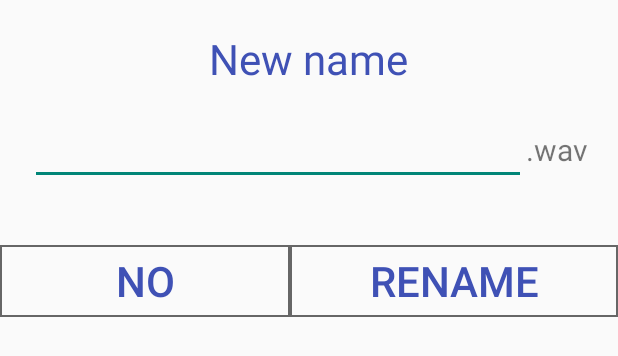
After one commit to sureshdraco/soundrecorder, an Android app: the layout dialog_rename_file.xml on its own in the app's theme, with its tools: preview values and no code run, on a phone screen of 412 x 824 dp. The commit adds this screen. Shown: the top 356 px of the screen. Run offline under Robolectric (Android 15) with nearby library versions, the phone set to English and light mode, and no system bars.

Commit message:
custom dialogs

```diff
--- /dev/null
+++ b/SoundRec/app/src/main/res/drawable/btn_bg.xml
@@ -0,0 +1,8 @@
+<?xml version="1.0" encoding="utf-8"?>
+<shape xmlns:android="http://schemas.android.com/apk/res/android"
+	   android:shape="rectangle">
+	<solid android:color="@android:color/transparent"/>
+	<stroke
+		android:width="1dip"
+		android:color="#666"/>
+</shape>
--- /dev/null
+++ b/SoundRec/app/src/main/res/layout/dialog_rename_file.xml
@@ -0,0 +1,66 @@
+<?xml version="1.0" encoding="utf-8"?>
+<LinearLayout xmlns:android="http://schemas.android.com/apk/res/android"
+			  android:layout_width="match_parent"
+			  android:layout_height="wrap_content"
+			  android:layout_centerHorizontal="true"
+			  android:orientation="vertical">
+
+	<TextView
+		android:id="@+id/title"
+		android:layout_width="wrap_content"
+		android:layout_height="wrap_content"
+		android:layout_gravity="center_horizontal"
+		android:layout_marginTop="20dp"
+		android:text="New name"
+		android:textColor="@color/colorPrimary"
+		android:textSize="28dp"/>
+
+	<LinearLayout
+		android:layout_width="match_parent"
+		android:layout_height="wrap_content"
+		android:orientation="horizontal"
+		android:padding="20dp">
+
+		<EditText
+			android:id="@+id/new_name"
+			android:layout_width="wrap_content"
+			android:layout_height="wrap_content"
+			android:layout_weight="1"/>
+
+		<TextView
+			android:id="@+id/textView"
+			android:layout_width="wrap_content"
+			android:layout_height="wrap_content"
+			android:text=".wav"
+			android:textSize="20dp"/>
+	</LinearLayout>
+
+	<LinearLayout
+		android:layout_width="match_parent"
+		android:layout_height="wrap_content"
+		android:layout_marginTop="20dp"
+		android:layout_weight="2"
+		android:orientation="horizontal">
+
+		<Button
+			android:id="@+id/noBtn"
+			android:layout_width="wrap_content"
+			android:layout_height="wrap_content"
+			android:layout_weight="1"
+			android:background="@drawable/btn_bg"
+			android:text="no"
+			android:textColor="@color/colorPrimary"
+			android:textSize="28dp"/>
+
+		<Button
+			android:id="@+id/renameBtn"
+			android:layout_width="wrap_content"
+			android:layout_height="wrap_content"
+			android:layout_weight="1"
+			android:background="@drawable/btn_bg"
+			android:text="rename"
+			android:textColor="@color/colorPrimary"
+			android:textSize="28dp"/>
+	</LinearLayout>
+
+</LinearLayout>
```
Also changed, not shown: SoundRec/app/src/main/java/com/maximcedaroff/soundrec/FileViewerAdapter.java (+86 -74 lines), SoundRec/app/src/main/res/layout/dialog_delete_file.xml (added, +47 -0 lines), SoundRec/app/src/main/res/layout/dialog_share.xml (added, +37 -0 lines).
